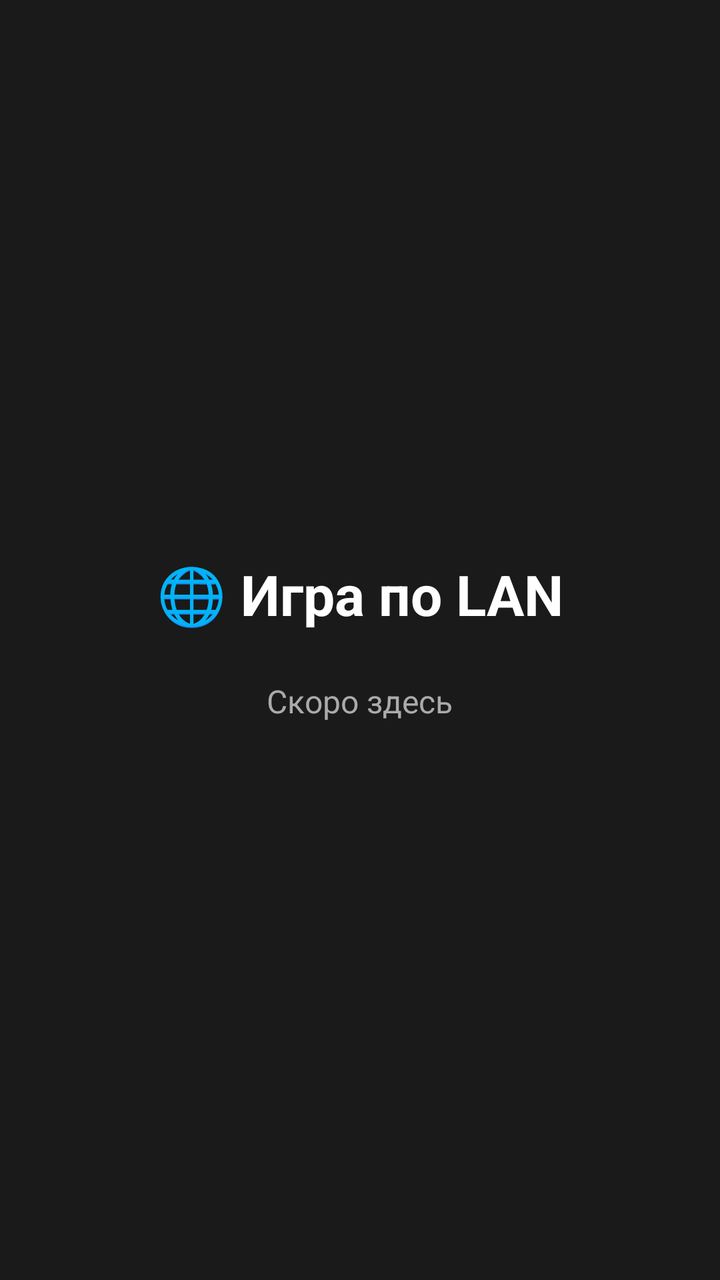
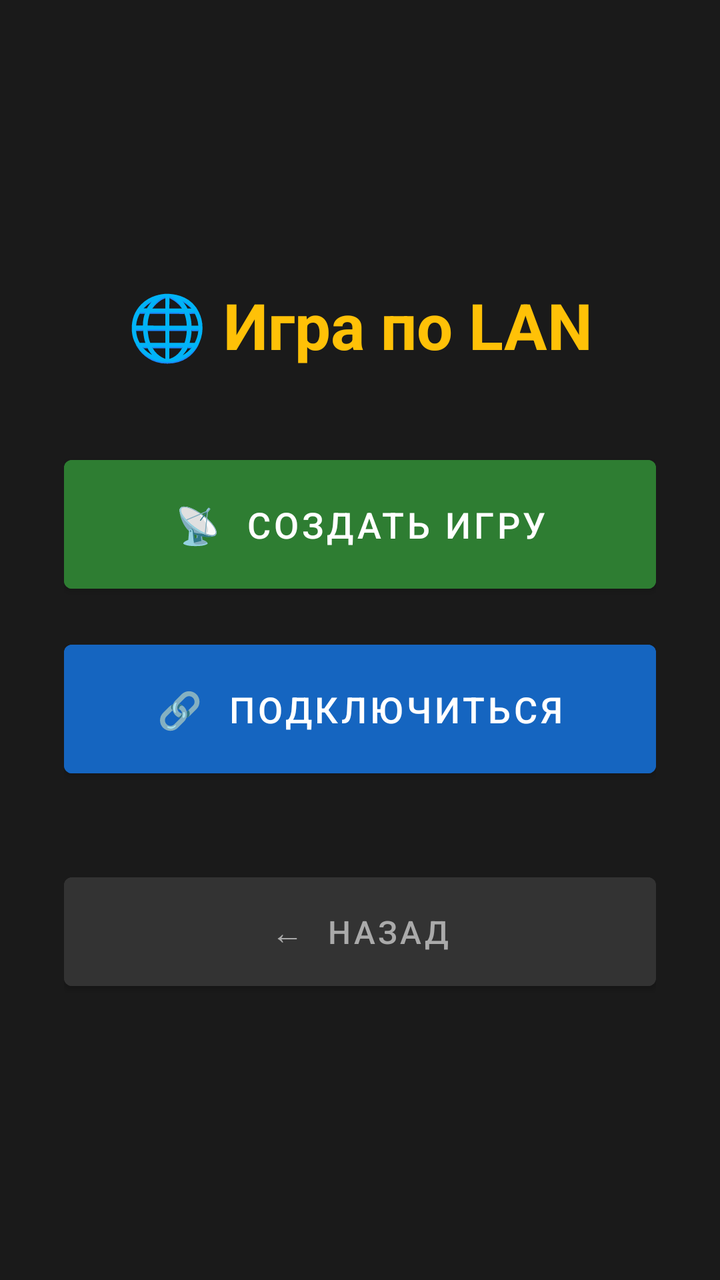

Compare the two renders of this Android layout. The source of the first and the diff that turns it into the second are given below.
<!-- AndroidManifest.xml: application theme Theme.ChessBox -->
<!-- res/layout/activity_lan.xml -->
<?xml version="1.0" encoding="utf-8"?>
<LinearLayout xmlns:android="http://schemas.android.com/apk/res/android"
    android:layout_width="match_parent"
    android:layout_height="match_parent"
    android:orientation="vertical"
    android:background="#1A1A1A"
    android:gravity="center"
    android:padding="32dp">

    <TextView
        android:layout_width="wrap_content"
        android:layout_height="wrap_content"
        android:text="🌐 Игра по LAN"
        android:textColor="#FFFFFF"
        android:textSize="28sp"
        android:textStyle="bold"
        android:layout_marginBottom="24dp" />

    <TextView
        android:layout_width="wrap_content"
        android:layout_height="wrap_content"
        android:text="Скоро здесь"
        android:textColor="#AAAAAA"
        android:textSize="16sp" />

</LinearLayout>
<!-- resources referenced by this layout -->
<resources>
  <style name="Theme.ChessBox" parent="Theme.MaterialComponents.DayNight.NoActionBar">
          <item name="android:statusBarColor">#1A1A1A</item>
          <item name="android:windowBackground">#1A1A1A</item>
          <item name="colorPrimary">#8B7355</item>
          <item name="colorAccent">#FFC107</item>
      </style>
</resources>

<!-- the commit's change to res/layout/activity_lan.xml (unified diff, before → after) -->
@@ -11,16 +11,74 @@
         android:layout_width="wrap_content"
         android:layout_height="wrap_content"
         android:text="🌐 Игра по LAN"
+        android:textColor="#FFC107"
+        android:textSize="32sp"
+        android:textStyle="bold"
+        android:layout_marginBottom="40dp" />
+
+    <Button
+        android:id="@+id/btnCreateGame"
+        android:layout_width="match_parent"
+        android:layout_height="wrap_content"
+        android:text="📡  СОЗДАТЬ ИГРУ"
+        android:textSize="18sp"
         android:textColor="#FFFFFF"
-        android:textSize="28sp"
-        android:textStyle="bold"
-        android:layout_marginBottom="24dp" />
+        android:backgroundTint="#2E7D32"
+        android:padding="20dp"
+        android:layout_marginBottom="16dp" />
 
-    <TextView
-        android:layout_width="wrap_content"
+    <Button
+        android:id="@+id/btnJoinGame"
+        android:layout_width="match_parent"
         android:layout_height="wrap_content"
-        android:text="Скоро здесь"
+        android:text="🔗  ПОДКЛЮЧИТЬСЯ"
+        android:textSize="18sp"
+        android:textColor="#FFFFFF"
+        android:backgroundTint="#1565C0"
+        android:padding="20dp"
+        android:layout_marginBottom="16dp" />
+
+    <LinearLayout
+        android:id="@+id/joinPanel"
+        android:layout_width="match_parent"
+        android:layout_height="wrap_content"
+        android:orientation="vertical"
+        android:visibility="gone"
+        android:layout_marginBottom="16dp">
+
+        <EditText
+            android:id="@+id/ipInput"
+            android:layout_width="match_parent"
+            android:layout_height="wrap_content"
+            android:hint="192.168.1.100"
+            android:textColor="#FFFFFF"
+            android:textColorHint="#888888"
+            android:textSize="16sp"
+            android:inputType="text"
+            android:backgroundTint="#FFC107"
+            android:padding="12dp" />
+
+        <Button
+            android:id="@+id/btnConnect"
+            android:layout_width="match_parent"
+            android:layout_height="wrap_content"
+            android:text="ПОДКЛЮЧИТЬСЯ К ХОСТУ"
+            android:textColor="#FFFFFF"
+            android:backgroundTint="#6A1B9A"
+            android:layout_marginTop="8dp"
+            android:padding="16dp" />
+
+    </LinearLayout>
+
+    <Button
+        android:id="@+id/btnBack"
+        android:layout_width="match_parent"
+        android:layout_height="wrap_content"
+        android:text="←  НАЗАД"
+        android:textSize="16sp"
         android:textColor="#AAAAAA"
-        android:textSize="16sp" />
+        android:backgroundTint="#333333"
+        android:padding="16dp"
+        android:layout_marginTop="24dp" />
 
 </LinearLayout>
